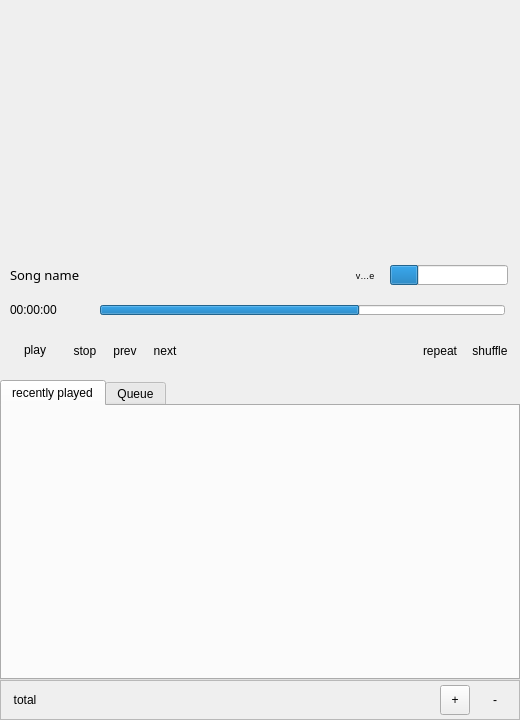
Before: the Qt Designer form form.ui in mrhashemian/wema-player, drawn with Qt 5.
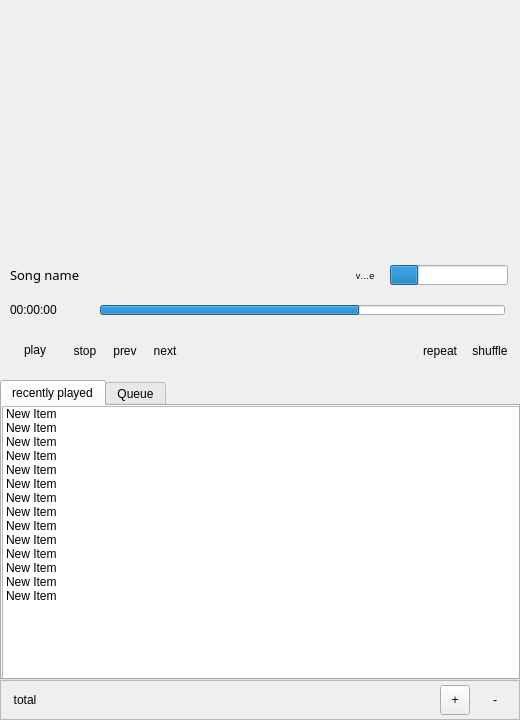
After: the same form once the commit is applied. Icons and pictures are not drawn.

Diff of the .ui file:
```diff
--- a/form.ui
+++ b/form.ui
@@ -380,6 +380,86 @@
     <attribute name="title">
      <string>recently played</string>
     </attribute>
+    <widget class="QListWidget" name="listWidget">
+     <property name="geometry">
+      <rect>
+       <x>0</x>
+       <y>0</y>
+       <width>520</width>
+       <height>273</height>
+      </rect>
+     </property>
+     <item>
+      <property name="text">
+       <string>New Item</string>
+      </property>
+     </item>
+     <item>
+      <property name="text">
+       <string>New Item</string>
+      </property>
+     </item>
+     <item>
+      <property name="text">
+       <string>New Item</string>
+      </property>
+     </item>
+     <item>
+      <property name="text">
+       <string>New Item</string>
+      </property>
+     </item>
+     <item>
+      <property name="text">
+       <string>New Item</string>
+      </property>
+     </item>
+     <item>
+      <property name="text">
+       <string>New Item</string>
+      </property>
+     </item>
+     <item>
+      <property name="text">
+       <string>New Item</string>
+      </property>
+     </item>
+     <item>
+      <property name="text">
+       <string>New Item</string>
+      </property>
+     </item>
+     <item>
+      <property name="text">
+       <string>New Item</string>
+      </property>
+     </item>
+     <item>
+      <property name="text">
+       <string>New Item</string>
+      </property>
+     </item>
+     <item>
+      <property name="text">
+       <string>New Item</string>
+      </property>
+     </item>
+     <item>
+      <property name="text">
+       <string>New Item</string>
+      </property>
+     </item>
+     <item>
+      <property name="text">
+       <string>New Item</string>
+      </property>
+     </item>
+     <item>
+      <property name="text">
+       <string>New Item</string>
+      </property>
+     </item>
+    </widget>
    </widget>
    <widget class="QWidget" name="queue">
     <attribute name="title">
```
